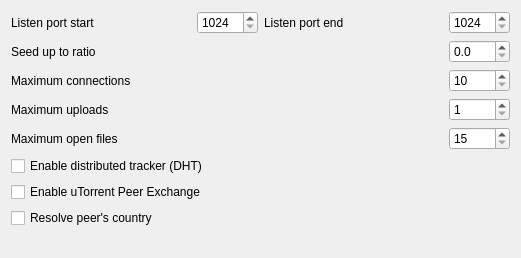
Qt form SettingsTorrentForm.ui (LubosD/fatrat) before a commit.
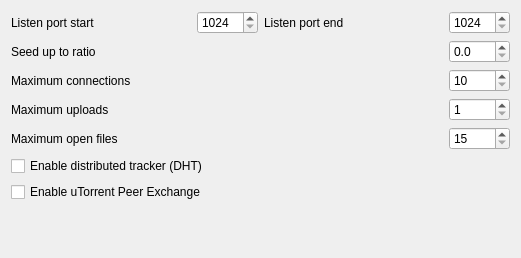
The same form after that commit.

```diff
--- a/SettingsTorrentForm.ui
+++ b/SettingsTorrentForm.ui
@@ -157,13 +157,6 @@
        </property>
       </widget>
      </item>
-     <item row="6" column="0" >
-      <widget class="QCheckBox" name="checkCountries" >
-       <property name="text" >
-        <string>Resolve peer's country</string>
-       </property>
-      </widget>
-     </item>
      <item row="3" column="0" >
       <widget class="QLabel" name="label_6" >
        <property name="text" >
```
